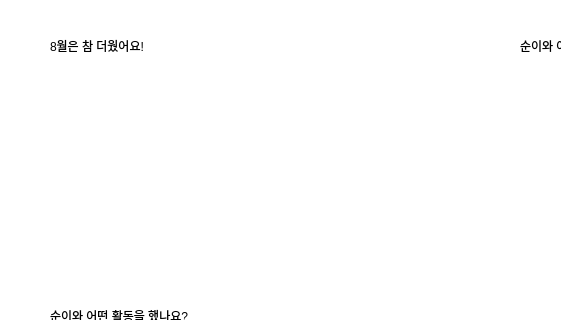
The window that btn2_widget.ui (PLA-f21/csi3103) describes before a commit, drawn with Qt 5; both pictures show x 0 to 561 and y 0 to 320 of the 950 by 600 pixel window.
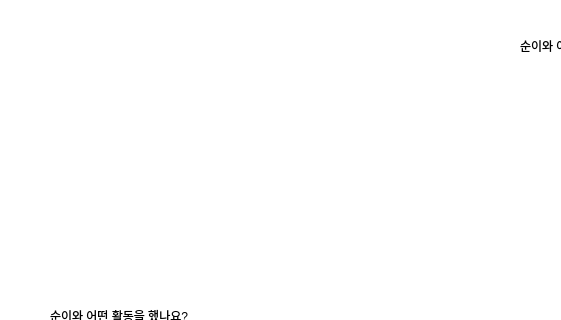
The same window after the commit. Icons and pictures are not drawn.

```diff
--- a/btn2_widget.ui
+++ b/btn2_widget.ui
@@ -53,7 +53,7 @@
     <rect>
      <x>50</x>
      <y>30</y>
-     <width>261</width>
+     <width>401</width>
      <height>31</height>
     </rect>
    </property>
@@ -61,7 +61,7 @@
     <string notr="true">font: 16pt &quot;마루 부리 Beta&quot;;</string>
    </property>
    <property name="text">
-    <string>8월은 참 더웠어요!</string>
+    <string/>
    </property>
   </widget>
   <widget class="QLabel" name="devider_vert">
```
